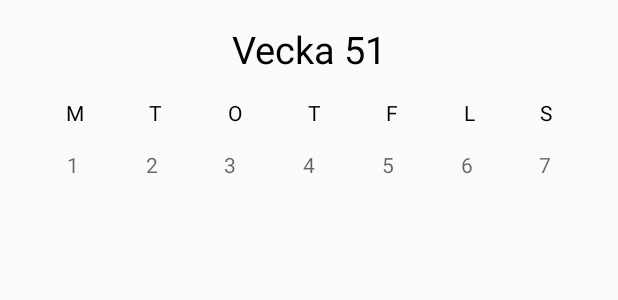
After one commit to larssonphilip/FindMyClass, an Android app: the layout fragment_cal.xml on its own in the app's theme, with its tools: preview values and no code run, on a phone screen of 412 x 824 dp. The commit adds this screen. Shown: the top 300 px of the screen. Run offline under Robolectric (Android 15) with nearby library versions, the phone set to English and light mode, and no system bars.

Commit message:
Started on my own Calendar

```diff
--- a/app/build.gradle
+++ b/app/build.gradle
@@ -25,4 +25,5 @@ dependencies {
     testImplementation 'junit:junit:4.12'
     androidTestImplementation 'com.android.support.test:runner:1.0.1'
     androidTestImplementation 'com.android.support.test.espresso:espresso-core:3.0.1'
+
 }
--- /dev/null
+++ b/app/src/main/java/org/example/ntn15pln/scheduletracker/CalFragment.java
@@ -0,0 +1,6 @@
+package org.example.ntn15pln.scheduletracker;
+
+import android.app.Fragment;
+
+public class CalFragment extends Fragment {
+}
--- a/app/src/main/java/org/example/ntn15pln/scheduletracker/CalendarFragment.java
+++ b/app/src/main/java/org/example/ntn15pln/scheduletracker/CalendarFragment.java
@@ -6,6 +6,8 @@ import android.view.LayoutInflater;
 import android.view.View;
 import android.view.ViewGroup;
 import android.widget.CalendarView;
+
+import java.util.Calendar;
 
 public class CalendarFragment extends Fragment {
     private CalendarView mCalendarView;
@@ -29,6 +31,8 @@ public class CalendarFragment extends Fragment {
         });
     }
 
+
+
     public static String getChosenDate() {
         return chosenDate;
     }
--- /dev/null
+++ b/app/src/main/java/org/example/ntn15pln/scheduletracker/ScheduleFragment.java
@@ -0,0 +1,30 @@
+package org.example.ntn15pln.scheduletracker;
+
+import android.app.Fragment;
+import android.app.ListActivity;
+import android.os.Bundle;
+import android.support.annotation.Nullable;
+import android.view.LayoutInflater;
+import android.view.View;
+import android.view.ViewGroup;
+import android.widget.ArrayAdapter;
+
+import java.util.ArrayList;
+
+public class ScheduleFragment extends Fragment {
+    private ArrayList<String> list
+    private ArrayAdapter<String> adapter;
+
+    @Override
+    public View onCreateView(LayoutInflater inflater, ViewGroup container, Bundle savedInstanceState) {
+        View mView = inflater.inflate(R.layout.fragment_schedule, container, false);
+        adapter = new ArrayAdapter<String>(getActivity(), android.R.layout.simple_list_item_1, list);
+        return mView;
+    }
+
+
+    private void addLecture() {
+        list.add("Test")
+    }
+
+}
--- /dev/null
+++ b/app/src/main/res/layout/fragment_cal.xml
@@ -0,0 +1,166 @@
+<?xml version="1.0" encoding="utf-8"?>
+<android.support.constraint.ConstraintLayout xmlns:android="http://schemas.android.com/apk/res/android"
+    android:layout_width="match_parent"
+    android:layout_height="wrap_content"
+    xmlns:app="http://schemas.android.com/apk/res-auto">
+
+    <TextView
+        android:id="@+id/text_week"
+        android:layout_width="wrap_content"
+        android:layout_height="wrap_content"
+        android:text="Vecka 51"
+        android:textSize="25dp"
+        android:textColor="#000000"
+        android:paddingTop="15dp"
+        app:layout_constraintRight_toRightOf="parent"
+        app:layout_constraintLeft_toLeftOf="parent"
+        app:layout_constraintTop_toTopOf="parent"
+        app:layout_constraintBottom_toTopOf="@id/cal_days"/>
+
+    <android.support.constraint.ConstraintLayout
+        android:id="@+id/cal_days"
+        android:layout_width="match_parent"
+        android:layout_height="wrap_content"
+        android:paddingTop="15dp"
+        android:paddingBottom="15dp"
+        app:layout_constraintTop_toBottomOf="@id/text_week">
+        <TextView
+            android:id="@+id/cal_monday"
+            android:layout_width="wrap_content"
+            android:layout_height="wrap_content"
+            android:text="M"
+            android:textColor="#000000"
+            app:layout_constraintLeft_toLeftOf="parent"
+            app:layout_constraintRight_toLeftOf="@id/cal_tuesday"
+            />
+
+        <TextView
+            android:id="@+id/cal_tuesday"
+            android:layout_width="wrap_content"
+            android:layout_height="wrap_content"
+            android:text="T"
+            android:textColor="#000000"
+            app:layout_constraintLeft_toRightOf="@id/cal_monday"
+            app:layout_constraintRight_toLeftOf="@id/cal_wednesday"
+            />
+
+        <TextView
+            android:id="@+id/cal_wednesday"
+            android:layout_width="wrap_content"
+            android:layout_height="wrap_content"
+            android:text="O"
+            android:textColor="#000000"
+            app:layout_constraintLeft_toRightOf="@id/cal_tuesday"
+            app:layout_constraintRight_toLeftOf="@id/cal_thursday"
+            />
+
+        <TextView
+            android:id="@+id/cal_thursday"
+            android:layout_width="wrap_content"
+            android:layout_height="wrap_content"
+            android:text="T"
+            android:textColor="#000000"
+            app:layout_constraintLeft_toRightOf="@id/cal_wednesday"
+            app:layout_constraintRight_toLeftOf="@id/cal_friday"
+            />
+
+        <TextView
+            android:id="@+id/cal_friday"
+            android:layout_width="wrap_content"
+            android:layout_height="wrap_content"
+            android:text="F"
+            android:textColor="#000000"
+            app:layout_constraintLeft_toRightOf="@id/cal_thursday"
+            app:layout_constraintRight_toLeftOf="@id/cal_saturday"
+            />
+
+        <TextView
+            android:id="@+id/cal_saturday"
+            android:layout_width="wrap_content"
+            android:layout_height="wrap_content"
+            android:text="L"
+            android:textColor="#000000"
+            app:layout_constraintLeft_toRightOf="@id/cal_friday"
+            app:layout_constraintRight_toLeftOf="@id/cal_sunday"
+            />
+
+        <TextView
+            android:id="@+id/cal_sunday"
+            android:layout_width="wrap_content"
+            android:layout_height="wrap_content"
+            android:text="S"
+            android:textColor="#000000"
+            app:layout_constraintLeft_toRightOf="@id/cal_saturday"
+            app:layout_constraintRight_toRightOf="parent"
+            />
+    </android.support.constraint.ConstraintLayout>
+
+
+    <android.support.constraint.ConstraintLayout
+        android:layout_width="match_parent"
+        android:layout_height="wrap_content"
+        app:layout_constraintTop_toBottomOf="@id/cal_days">
+        <TextView
+            android:id="@+id/cal_day_monday"
+            android:layout_width="wrap_content"
+            android:layout_height="wrap_content"
+            android:hint="1"
+            app:layout_constraintLeft_toLeftOf="parent"
+            app:layout_constraintRight_toLeftOf="@id/cal_day_tuesday"
+            />
+
+        <TextView
+            android:id="@+id/cal_day_tuesday"
+            android:layout_width="wrap_content"
+            android:layout_height="wrap_content"
+            android:hint="2"
+            app:layout_constraintLeft_toRightOf="@id/cal_day_monday"
+            app:layout_constraintRight_toLeftOf="@id/cal_day_wednesday"
+            />
+
+        <TextView
+            android:id="@+id/cal_day_wednesday"
+            android:layout_width="wrap_content"
+            android:layout_height="wrap_content"
+            android:hint="3"
+            app:layout_constraintLeft_toRightOf="@id/cal_day_tuesday"
+            app:layout_constraintRight_toLeftOf="@id/cal_day_thursday"
+            />
+
+        <TextView
+            android:id="@+id/cal_day_thursday"
+            android:layout_width="wrap_content"
+            android:layout_height="wrap_content"
+            android:hint="4"
+            app:layout_constraintLeft_toRightOf="@id/cal_day_wednesday"
+            app:layout_constraintRight_toLeftOf="@id/cal_day_friday"
+            />
+
+        <TextView
+            android:id="@+id/cal_day_friday"
+            android:layout_width="wrap_content"
+            android:layout_height="wrap_content"
+            android:hint="5"
+            app:layout_constraintLeft_toRightOf="@id/cal_day_thursday"
+            app:layout_constraintRight_toLeftOf="@id/cal_day_saturday"
+            />
+
+        <TextView
+            android:id="@+id/cal_day_saturday"
+            android:layout_width="wrap_content"
+            android:layout_height="wrap_content"
+            android:hint="6"
+            app:layout_constraintLeft_toRightOf="@id/cal_day_friday"
+            app:layout_constraintRight_toLeftOf="@id/cal_day_sunday"
+            />
+
+        <TextView
+            android:id="@+id/cal_day_sunday"
+            android:layout_width="wrap_content"
+            android:layout_height="wrap_content"
+            android:hint="7"
+            app:layout_constraintLeft_toRightOf="@id/cal_day_saturday"
+            app:layout_constraintRight_toRightOf="parent"
+            />
+    </android.support.constraint.ConstraintLayout>
+</android.support.constraint.ConstraintLayout>
--- a/app/src/main/res/layout/fragment_schedule.xml
+++ b/app/src/main/res/layout/fragment_schedule.xml
@@ -4,6 +4,8 @@
     android:layout_width="match_parent"
     android:layout_height="wrap_content">
 
-
+    <ListView
+        android:layout_width="match_parent"
+        android:layout_height="wrap_content" />
 
 </android.support.constraint.ConstraintLayout>
```
